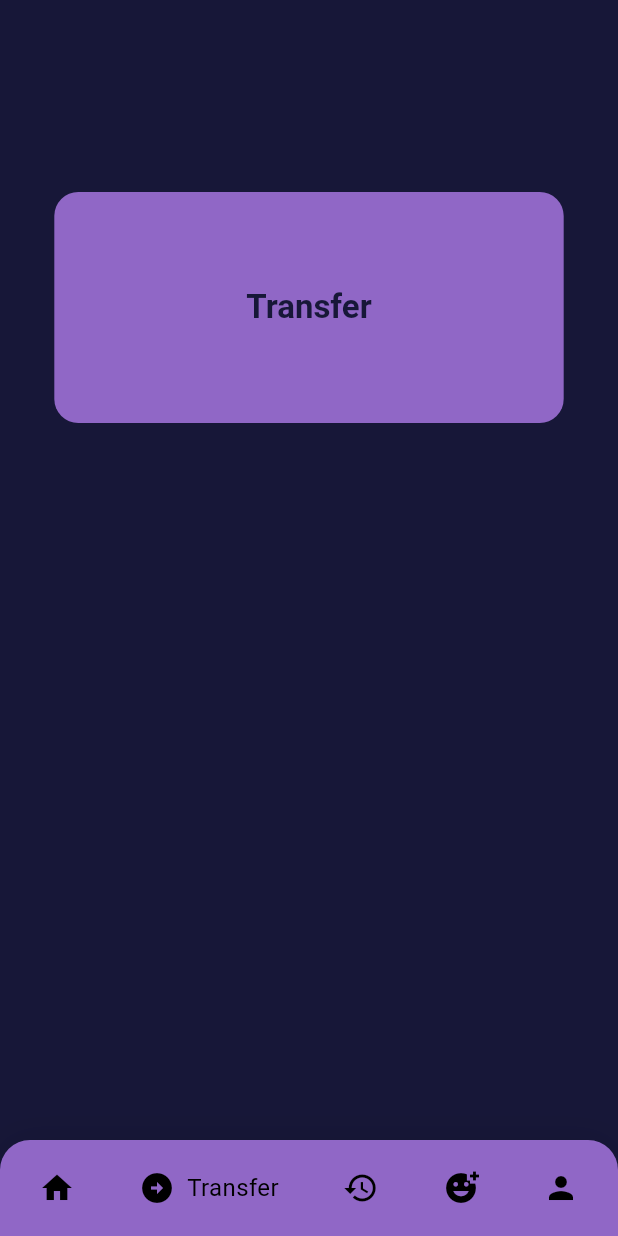
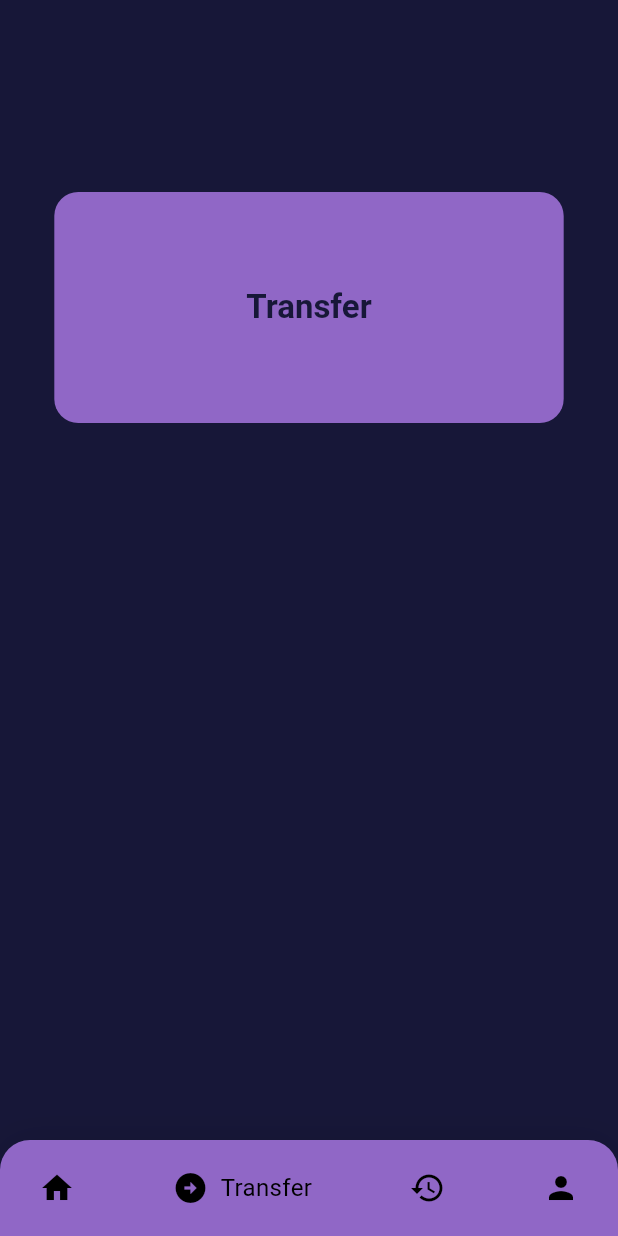
Before and after one commit to MustafaAlhasan404/EvilBank_Mobile_version, a Flutter app: the TransferOperationScreen screen opened directly, on a phone screen of 412 x 824 dp. Run offline on Flutter 3.47's test engine with Material 3 defaults, Android fonts, the phone set to English and light mode, and no system bars; drawn by our look-alikes of google_nav_bar; our stand-ins replace google_fonts, shared_preferences; missing offline and left inert: awesome_card; accounts and stored records are empty.

Commit message:
Fixed The button text in the bottom navbar

```diff
--- a/lib/bottom_navigation_bar.dart
+++ b/lib/bottom_navigation_bar.dart
@@ -119,22 +119,6 @@ class _CustomBottomNavBarState extends State<CustomBottomNavBar> {
                 },
               ),
               GButton(
-                icon: Icons.add_reaction,
-                text: 'Profile',
-                textStyle: TextStyle(
-                  color: Colors.black,
-                  fontSize: 16,
-                ),
-                onPressed: () {
-                  Navigator.push(
-                    context,
-                    MaterialPageRoute(
-                      builder: (context) => ProfilePage(),
-                    ),
-                  );
-                },
-              ),
-              GButton(
                 icon: Icons.person,
                 text: 'Profile',
                 textStyle: TextStyle(
--- a/lib/transactions.dart
+++ b/lib/transactions.dart
@@ -17,7 +17,7 @@ class TransactionsScreen extends StatefulWidget {
 }
 
 class _TransactionsScreenState extends State<TransactionsScreen> {
-  int _selectedIndex = 6;
+  int _selectedIndex = 2;
   List<Transaction> transactions = [];
 
   @override
```
